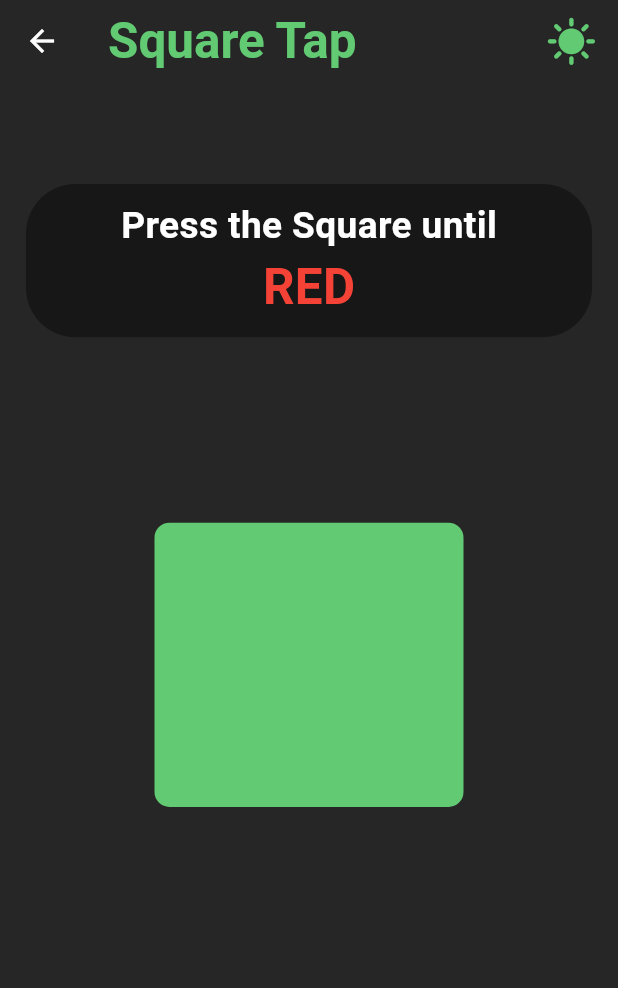
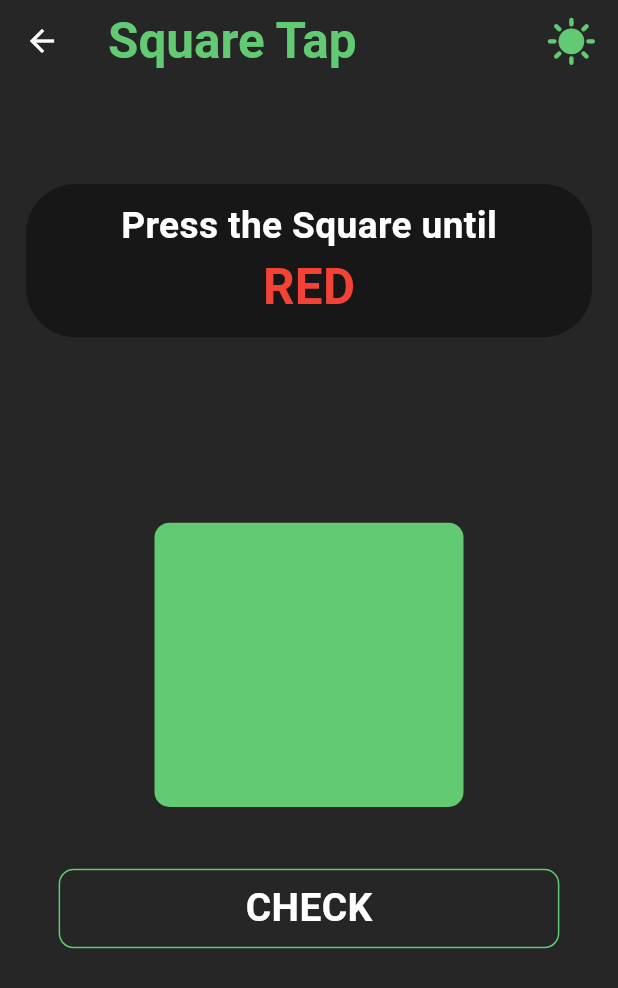
Before and after one commit to sidesshmore/AlzPal_Patient, a Flutter app: the SquareTap screen opened directly, on a phone screen of 412 x 824 dp. Shown: the top 988 px of the screen. Run offline on Flutter 3.47's test engine with Material 3 defaults, Android fonts, the phone set to English and light mode, and no system bars.

Commit message:
CHECK Button added to square tap

```diff
--- a/lib/Square Tap/screens/square_tap.dart
+++ b/lib/Square Tap/screens/square_tap.dart
@@ -1,4 +1,5 @@
 import 'package:alzpal_patient/AppBar/app_bar.dart';
+import 'package:alzpal_patient/Square%20Tap/widgets/square_check.dart';
 import 'package:alzpal_patient/Square%20Tap/widgets/square_container.dart';
 import 'package:alzpal_patient/Square%20Tap/widgets/square_question.dart';
 import 'package:flutter/material.dart';
@@ -35,6 +36,17 @@ class _SquareTapState extends State<SquareTap> {
               mainAxisAlignment: MainAxisAlignment.center,
               children: [SquareContainer()],
             ),
+            SizedBox(
+              height: screenHeight * 0.05,
+            ),
+            const Row(
+              mainAxisAlignment: MainAxisAlignment.center,
+              children: [
+                SquareCheck(
+                  optionText: 'CHECK',
+                )
+              ],
+            ),
           ],
         ),
       ),
--- /dev/null
+++ b/lib/Square Tap/widgets/square_check.dart
@@ -0,0 +1,53 @@
+import 'package:alzpal_patient/ClockGame/widget/wrong_popup.dart';
+import 'package:alzpal_patient/colors.dart';
+import 'package:flutter/material.dart';
+
+class SquareCheck extends StatelessWidget {
+  const SquareCheck(
+      {super.key,
+      required this.optionText,
+      this.isSelected = false,
+      this.isCorrect = false});
+
+  final String optionText;
+  final bool isSelected;
+  final bool isCorrect;
+
+  @override
+  Widget build(BuildContext context) {
+    double screenHeight = MediaQuery.of(context).size.height;
+    double screenWidth = MediaQuery.of(context).size.width;
+
+    return Row(
+      mainAxisAlignment: MainAxisAlignment.center,
+      children: [
+        Container(
+          padding: EdgeInsets.symmetric(
+              horizontal: screenWidth * 0.3, vertical: screenHeight * 0.0085),
+          decoration: BoxDecoration(
+            color: isSelected
+                ? isCorrect
+                    ? GreenColor
+                    : Colors.red
+                : Colors.transparent,
+            borderRadius: BorderRadius.circular(10),
+            border: Border.all(
+              color: isSelected
+                  ? isCorrect
+                      ? GreenColor
+                      : Colors.red
+                  : GreenColor,
+            ),
+          ),
+          child: Text(
+            isSelected ? (isCorrect ? 'CORRECT' : 'WRONG') : optionText,
+            style: TextStyle(
+                color: Colors.white,
+                fontSize: screenWidth * 0.063,
+                fontWeight: FontWeight.w600),
+          ),
+        ),
+      ],
+    );
+  }
+}
```
